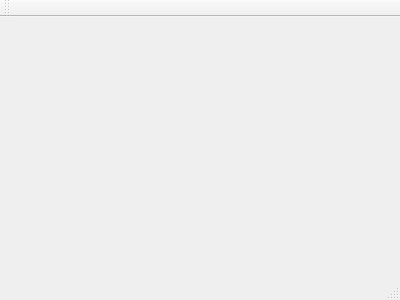
Above: mainwindow.ui from jarkko-hautakorpi/QIoT-terminal before the change. Below: the same form after it.
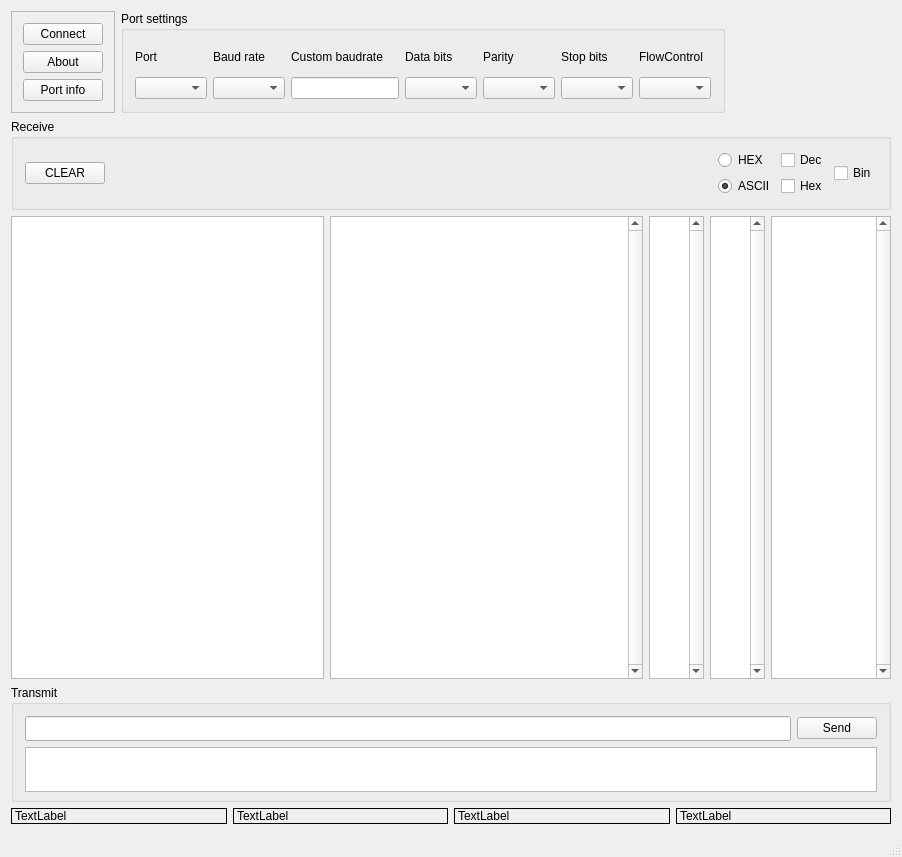
That is the form after the change.

Commit message: Serial port is receiving, QTimer is not firing.

```diff
--- a/mainwindow.ui
+++ b/mainwindow.ui
@@ -1,24 +1,558 @@
 <ui version="4.0">
  <class>MainWindow</class>
- <widget class="QMainWindow" name="MainWindow" >
-  <property name="geometry" >
+ <widget class="QMainWindow" name="MainWindow">
+  <property name="geometry">
    <rect>
     <x>0</x>
     <y>0</y>
-    <width>400</width>
-    <height>300</height>
+    <width>902</width>
+    <height>857</height>
    </rect>
   </property>
   <property name="windowTitle" >
    <string>MainWindow</string>
   </property>
-  <widget class="QMenuBar" name="menuBar" />
-  <widget class="QToolBar" name="mainToolBar" />
-  <widget class="QWidget" name="centralWidget" />
-  <widget class="QStatusBar" name="statusBar" />
+  <widget class="QWidget" name="centralWidget">
+   <layout class="QVBoxLayout" name="verticalLayout_13">
+    <item>
+     <layout class="QHBoxLayout" name="horizontalLayout_4">
+      <item>
+       <widget class="QFrame" name="frame">
+        <property name="frameShape">
+         <enum>QFrame::StyledPanel</enum>
+        </property>
+        <property name="frameShadow">
+         <enum>QFrame::Raised</enum>
+        </property>
+        <layout class="QVBoxLayout" name="verticalLayout_11">
+         <item>
+          <widget class="QPushButton" name="pushButton_connectToggle">
+           <property name="text">
+            <string>Connect</string>
+           </property>
+          </widget>
+         </item>
+         <item>
+          <widget class="QPushButton" name="pushButton_about">
+           <property name="text">
+            <string>About</string>
+           </property>
+          </widget>
+         </item>
+         <item>
+          <widget class="QPushButton" name="pushButton_Port_info_toggle">
+           <property name="text">
+            <string>Port info</string>
+           </property>
+           <property name="checkable">
+            <bool>true</bool>
+           </property>
+          </widget>
+         </item>
+        </layout>
+       </widget>
+      </item>
+      <item>
+       <widget class="QGroupBox" name="groupBox_2">
+        <property name="title">
+         <string>Port settings</string>
+        </property>
+        <layout class="QHBoxLayout" name="horizontalLayout_3">
+         <item>
+          <layout class="QVBoxLayout" name="verticalLayout_4">
+           <item>
+            <widget class="QLabel" name="label">
+             <property name="text">
+              <string>Port</string>
+             </property>
+            </widget>
+           </item>
+           <item>
+            <widget class="QComboBox" name="comboBox_ports"/>
+           </item>
+          </layout>
+         </item>
+         <item>
+          <layout class="QVBoxLayout" name="verticalLayout_5">
+           <item>
+            <widget class="QLabel" name="label_2">
+             <property name="text">
+              <string>Baud rate</string>
+             </property>
+            </widget>
+           </item>
+           <item>
+            <widget class="QComboBox" name="comboBox_baudrates"/>
+           </item>
+          </layout>
+         </item>
+         <item>
+          <layout class="QVBoxLayout" name="verticalLayout_6">
+           <item>
+            <widget class="QLabel" name="label_3">
+             <property name="text">
+              <string>Custom baudrate</string>
+             </property>
+            </widget>
+           </item>
+           <item>
+            <widget class="QLineEdit" name="lineEdit_baudrate"/>
+           </item>
+          </layout>
+         </item>
+         <item>
+          <layout class="QVBoxLayout" name="verticalLayout_7">
+           <item>
+            <widget class="QLabel" name="label_4">
+             <property name="text">
+              <string>Data bits</string>
+             </property>
+            </widget>
+           </item>
+           <item>
+            <widget class="QComboBox" name="comboBox_databits"/>
+           </item>
+          </layout>
+         </item>
+         <item>
+          <layout class="QVBoxLayout" name="verticalLayout_10">
+           <item>
+            <widget class="QLabel" name="label_7">
+             <property name="text">
+              <string>Parity</string>
+             </property>
+            </widget>
+           </item>
+           <item>
+            <widget class="QComboBox" name="comboBox_parity"/>
+           </item>
+          </layout>
+         </item>
+         <item>
+          <layout class="QVBoxLayout" name="verticalLayout_8">
+           <item>
+            <widget class="QLabel" name="label_5">
+             <property name="text">
+              <string>Stop bits</string>
+             </property>
+            </widget>
+           </item>
+           <item>
+            <widget class="QComboBox" name="comboBox_stopbits"/>
+           </item>
+          </layout>
+         </item>
+         <item>
+          <layout class="QVBoxLayout" name="verticalLayout_14">
+           <item>
+            <widget class="QLabel" name="label_12">
+             <property name="text">
+              <string>FlowControl</string>
+             </property>
+            </widget>
+           </item>
+           <item>
+            <widget class="QComboBox" name="comboBox_flowcontrol"/>
+           </item>
+          </layout>
+         </item>
+        </layout>
+       </widget>
+      </item>
+      <item>
+       <spacer name="horizontalSpacer_2">
+        <property name="orientation">
+         <enum>Qt::Horizontal</enum>
+        </property>
+        <property name="sizeHint" stdset="0">
+         <size>
+          <width>40</width>
+          <height>20</height>
+         </size>
+        </property>
+       </spacer>
+      </item>
+     </layout>
+    </item>
+    <item>
+     <widget class="QGroupBox" name="groupBox">
+      <property name="sizePolicy">
+       <sizepolicy hsizetype="Preferred" vsizetype="Preferred">
+        <horstretch>0</horstretch>
+        <verstretch>0</verstretch>
+       </sizepolicy>
+      </property>
+      <property name="minimumSize">
+       <size>
+        <width>0</width>
+        <height>85</height>
+       </size>
+      </property>
+      <property name="title">
+       <string>Receive</string>
+      </property>
+      <layout class="QHBoxLayout" name="horizontalLayout_2">
+       <item>
+        <widget class="QPushButton" name="pushButton_CLEAR">
+         <property name="text">
+          <string>CLEAR</string>
+         </property>
+        </widget>
+       </item>
+       <item>
+        <spacer name="horizontalSpacer">
+         <property name="orientation">
+          <enum>Qt::Horizontal</enum>
+         </property>
+         <property name="sizeHint" stdset="0">
+          <size>
+           <width>40</width>
+           <height>20</height>
+          </size>
+         </property>
+        </spacer>
+       </item>
+       <item>
+        <layout class="QVBoxLayout" name="verticalLayout">
+         <item>
+          <widget class="QRadioButton" name="radioButton_HEX">
+           <property name="text">
+            <string>HEX</string>
+           </property>
+           <attribute name="buttonGroup">
+            <string notr="true">buttonGroup</string>
+           </attribute>
+          </widget>
+         </item>
+         <item>
+          <widget class="QRadioButton" name="radioButton_ASCII">
+           <property name="text">
+            <string>ASCII</string>
+           </property>
+           <property name="checked">
+            <bool>true</bool>
+           </property>
+           <attribute name="buttonGroup">
+            <string notr="true">buttonGroup</string>
+           </attribute>
+          </widget>
+         </item>
+        </layout>
+       </item>
+       <item>
+        <layout class="QVBoxLayout" name="verticalLayout_2">
+         <item>
+          <widget class="QCheckBox" name="checkBox_Dec">
+           <property name="text">
+            <string>Dec</string>
+           </property>
+          </widget>
+         </item>
+         <item>
+          <widget class="QCheckBox" name="checkBox_Hex">
+           <property name="text">
+            <string>Hex</string>
+           </property>
+          </widget>
+         </item>
+        </layout>
+       </item>
+       <item>
+        <widget class="QCheckBox" name="checkBox_Bin">
+         <property name="text">
+          <string>Bin</string>
+         </property>
+        </widget>
+       </item>
+      </layout>
+     </widget>
+    </item>
+    <item>
+     <layout class="QVBoxLayout" name="verticalLayout_3">
+      <property name="spacing">
+       <number>0</number>
+      </property>
+      <property name="sizeConstraint">
+       <enum>QLayout::SetNoConstraint</enum>
+      </property>
+      <item>
+       <layout class="QHBoxLayout" name="horizontalLayout">
+        <item>
+         <widget class="QPlainTextEdit" name="plainTextEdit_port_info_window">
+          <property name="enabled">
+           <bool>true</bool>
+          </property>
+          <property name="readOnly">
+           <bool>true</bool>
+          </property>
+         </widget>
+        </item>
+        <item>
+         <widget class="QPlainTextEdit" name="plainTextEdit_console">
+          <property name="sizePolicy">
+           <sizepolicy hsizetype="Expanding" vsizetype="Expanding">
+            <horstretch>0</horstretch>
+            <verstretch>0</verstretch>
+           </sizepolicy>
+          </property>
+          <property name="font">
+           <font>
+            <family>Serif</family>
+           </font>
+          </property>
+          <property name="cursor" stdset="0">
+           <cursorShape>IBeamCursor</cursorShape>
+          </property>
+          <property name="verticalScrollBarPolicy">
+           <enum>Qt::ScrollBarAlwaysOn</enum>
+          </property>
+          <property name="horizontalScrollBarPolicy">
+           <enum>Qt::ScrollBarAlwaysOff</enum>
+          </property>
+          <property name="undoRedoEnabled">
+           <bool>false</bool>
+          </property>
+          <property name="lineWrapMode">
+           <enum>QPlainTextEdit::WidgetWidth</enum>
+          </property>
+          <property name="readOnly">
+           <bool>true</bool>
+          </property>
+          <property name="plainText">
+           <string notr="true"/>
+          </property>
+          <property name="backgroundVisible">
+           <bool>false</bool>
+          </property>
+         </widget>
+        </item>
+        <item>
+         <widget class="QPlainTextEdit" name="plainTextEdit_HEX">
+          <property name="minimumSize">
+           <size>
+            <width>55</width>
+            <height>0</height>
+           </size>
+          </property>
+          <property name="maximumSize">
+           <size>
+            <width>55</width>
+            <height>16777215</height>
+           </size>
+          </property>
+          <property name="font">
+           <font>
+            <family>Serif</family>
+           </font>
+          </property>
+          <property name="cursor" stdset="0">
+           <cursorShape>IBeamCursor</cursorShape>
+          </property>
+          <property name="verticalScrollBarPolicy">
+           <enum>Qt::ScrollBarAlwaysOn</enum>
+          </property>
+          <property name="readOnly">
+           <bool>true</bool>
+          </property>
+          <property name="plainText">
+           <string/>
+          </property>
+         </widget>
+        </item>
+        <item>
+         <widget class="QPlainTextEdit" name="plainTextEdit_DEC">
+          <property name="minimumSize">
+           <size>
+            <width>55</width>
+            <height>0</height>
+           </size>
+          </property>
+          <property name="maximumSize">
+           <size>
+            <width>55</width>
+            <height>16777215</height>
+           </size>
+          </property>
+          <property name="font">
+           <font>
+            <family>Serif</family>
+           </font>
+          </property>
+          <property name="cursor" stdset="0">
+           <cursorShape>IBeamCursor</cursorShape>
+          </property>
+          <property name="verticalScrollBarPolicy">
+           <enum>Qt::ScrollBarAlwaysOn</enum>
+          </property>
+          <property name="readOnly">
+           <bool>true</bool>
+          </property>
+          <property name="plainText">
+           <string/>
+          </property>
+         </widget>
+        </item>
+        <item>
+         <widget class="QPlainTextEdit" name="plainTextEdit_BIN">
+          <property name="minimumSize">
+           <size>
+            <width>120</width>
+            <height>0</height>
+           </size>
+          </property>
+          <property name="maximumSize">
+           <size>
+            <width>55</width>
+            <height>16777215</height>
+           </size>
+          </property>
+          <property name="font">
+           <font>
+            <family>Serif</family>
+            <kerning>true</kerning>
+           </font>
+          </property>
+          <property name="cursor" stdset="0">
+           <cursorShape>IBeamCursor</cursorShape>
+          </property>
+          <property name="verticalScrollBarPolicy">
+           <enum>Qt::ScrollBarAlwaysOn</enum>
+          </property>
+          <property name="readOnly">
+           <bool>true</bool>
+          </property>
+          <property name="plainText">
+           <string/>
+          </property>
+         </widget>
+        </item>
+       </layout>
+      </item>
+     </layout>
+    </item>
+    <item>
+     <widget class="QGroupBox" name="groupBox_3">
+      <property name="sizePolicy">
+       <sizepolicy hsizetype="Preferred" vsizetype="Preferred">
+        <horstretch>0</horstretch>
+        <verstretch>0</verstretch>
+       </sizepolicy>
+      </property>
+      <property name="maximumSize">
+       <size>
+        <width>16777215</width>
+        <height>117</height>
+       </size>
+      </property>
+      <property name="title">
+       <string>Transmit</string>
+      </property>
+      <property name="flat">
+       <bool>false</bool>
+      </property>
+      <property name="checkable">
+       <bool>false</bool>
+      </property>
+      <layout class="QVBoxLayout" name="verticalLayout_12">
+       <item>
+        <layout class="QHBoxLayout" name="horizontalLayout_5">
+         <item>
+          <widget class="QLineEdit" name="lineEdit_send_input">
+           <property name="font">
+            <font>
+             <family>Serif</family>
+            </font>
+           </property>
+          </widget>
+         </item>
+         <item>
+          <widget class="QPushButton" name="pushButton_send">
+           <property name="text">
+            <string>Send</string>
+           </property>
+          </widget>
+         </item>
+        </layout>
+       </item>
+       <item>
+        <widget class="QPlainTextEdit" name="plainTextEdit">
+         <property name="minimumSize">
+          <size>
+           <width>0</width>
+           <height>45</height>
+          </size>
+         </property>
+         <property name="maximumSize">
+          <size>
+           <width>16777215</width>
+           <height>45</height>
+          </size>
+         </property>
+         <property name="font">
+          <font>
+           <family>Serif</family>
+          </font>
+         </property>
+         <property name="readOnly">
+          <bool>true</bool>
+         </property>
+         <property name="plainText">
+          <string/>
+         </property>
+        </widget>
+       </item>
+      </layout>
+     </widget>
+    </item>
+    <item>
+     <layout class="QHBoxLayout" name="horizontalLayout_6">
+      <item>
+       <widget class="QLabel" name="label_8">
+        <property name="frameShape">
+         <enum>QFrame::Panel</enum>
+        </property>
+        <property name="text">
+         <string>TextLabel</string>
+        </property>
+       </widget>
+      </item>
+      <item>
+       <widget class="QLabel" name="label_9">
+        <property name="frameShape">
+         <enum>QFrame::Panel</enum>
+        </property>
+        <property name="text">
+         <string>TextLabel</string>
+        </property>
+       </widget>
+      </item>
+      <item>
+       <widget class="QLabel" name="label_10">
+        <property name="frameShape">
+         <enum>QFrame::Panel</enum>
+        </property>
+        <property name="text">
+         <string>TextLabel</string>
+        </property>
+       </widget>
+      </item>
+      <item>
+       <widget class="QLabel" name="label_11">
+        <property name="frameShape">
+         <enum>QFrame::Panel</enum>
+        </property>
+        <property name="text">
+         <string>TextLabel</string>
+        </property>
+       </widget>
+      </item>
+     </layout>
+    </item>
+   </layout>
+  </widget>
+  <widget class="QStatusBar" name="statusBar"/>
  </widget>
- <layoutDefault spacing="6" margin="11" />
- <pixmapfunction></pixmapfunction>
+ <layoutdefault spacing="6" margin="11"/>
  <resources/>
  <connections/>
 </ui>
```
Left out of the diff: 73 changed lines with no effect on the pictures. The commit also changes 3 other files.
